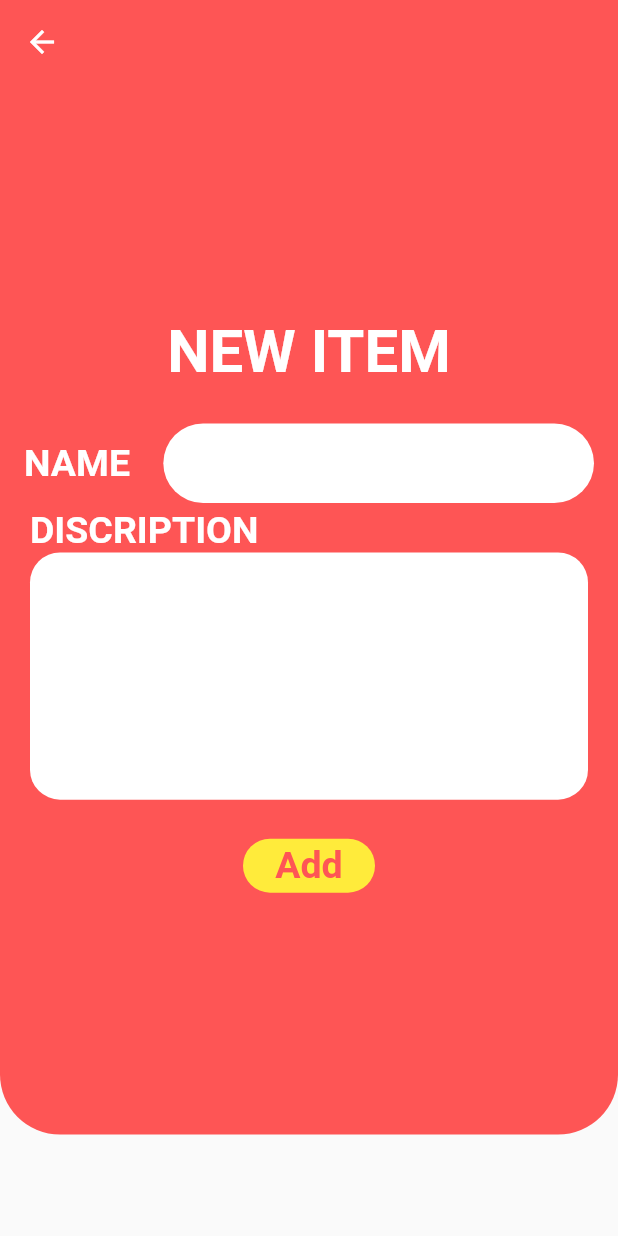
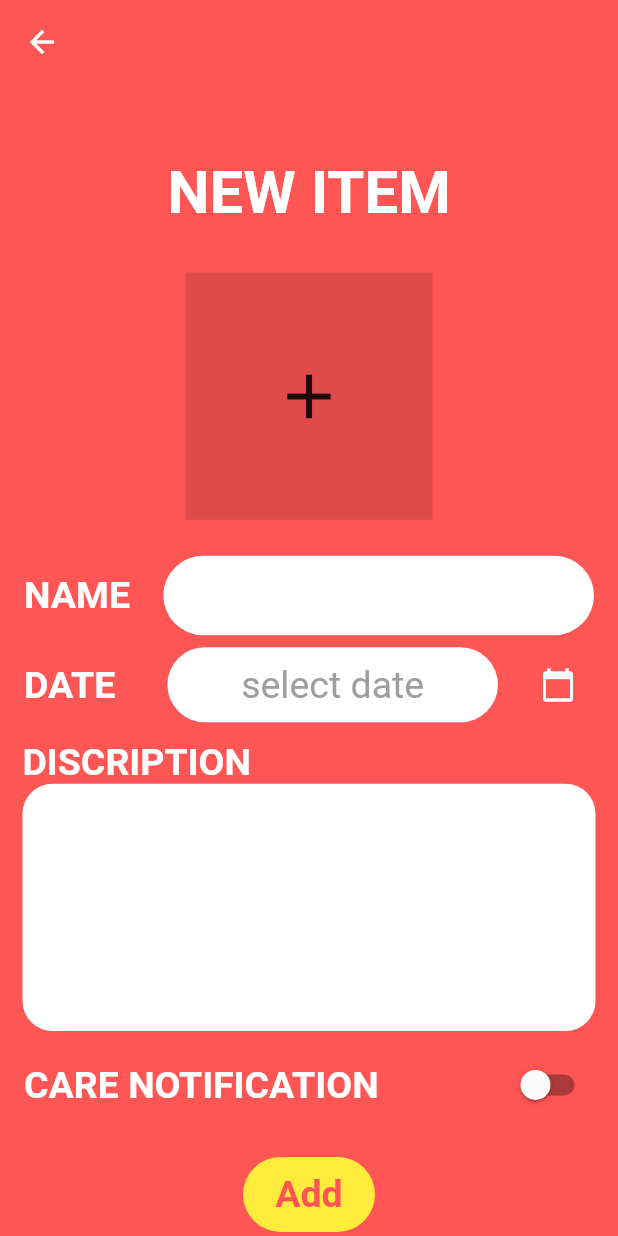
Before and after one commit to Pasitto/Collection-Store-App, a Flutter app: the AdditemScreen screen opened by its route, on a phone screen of 412 x 824 dp. Run offline on Flutter 3.47's test engine with Material 2 defaults, Android fonts, the phone set to English and light mode, and no system bars; our stand-ins replace image_picker.

Commit message:
complete demo form (add Image&Time)

```diff
--- a/lib/data/items.dart
+++ b/lib/data/items.dart
@@ -2,7 +2,6 @@ class Item {
   final String name;
   final String description;
   final int day, month, year;
-  final int score;
   final bool care;
 
   Item({
@@ -11,7 +10,6 @@ class Item {
     this.day,
     this.month,
     this.year,
-    this.score,
     this.care,
   });
 }
--- a/lib/screen/additem.dart
+++ b/lib/screen/additem.dart
@@ -1,4 +1,7 @@
 import 'package:flutter/material.dart';
+import 'package:intl/intl.dart';
+import 'package:image_picker/image_picker.dart';
+import 'dart:io';
 
 class AdditemScreen extends StatefulWidget {
   @override
@@ -6,6 +9,34 @@ class AdditemScreen extends StatefulWidget {
 }
 
 class _AdditemScreenState extends State<AdditemScreen> {
+
+  bool isSwitched = false;
+  DateTime selected;
+  _showDateTimePicker() async {
+    selected = await showDatePicker(
+      context: context,
+      initialDate: DateTime.now(),
+      firstDate: DateTime(1960),
+      lastDate: DateTime.now(),
+    );
+    setState(() {});
+  }
+
+  File _image;
+  final picker = ImagePicker();
+
+  Future getImage() async {
+    final pickedFile = await picker.getImage(source: ImageSource.gallery);
+
+    setState(() {
+      if (pickedFile != null) {
+        _image = File(pickedFile.path);
+      } else {
+        print('No image selected.');
+      }
+    });
+  }
+
   @override
   Widget build(BuildContext context) {
     final size = MediaQuery.of(context).size;
@@ -14,12 +45,13 @@ class _AdditemScreenState extends State<AdditemScreen> {
         backgroundColor: Color(0xFFFE5555),
         elevation: 0,
       ),
-      body: Center(
+      body: SingleChildScrollView(
         child: Column(
           crossAxisAlignment: CrossAxisAlignment.stretch,
           children: <Widget>[
             Container(
-              height: size.height * 0.85,
+              margin: EdgeInsets.only(bottom: 20),
+              height: size.height,
               alignment: Alignment.center,
               decoration: BoxDecoration(
                 color: Color(0xFFFE5555),
@@ -32,15 +64,24 @@ class _AdditemScreenState extends State<AdditemScreen> {
                 mainAxisAlignment: MainAxisAlignment.center,
                 children: <Widget>[
                   Container(
-                    margin: EdgeInsets.symmetric(vertical: 20),
+                    margin: EdgeInsets.symmetric(vertical: 10),
                     child: Text(
                       'New Item'.toUpperCase(),
                       style: TextStyle(color: Colors.white, fontSize: 40, fontWeight: FontWeight.bold),
                     ),
                   ),
-                  //add image
-
-                  //
+                  GestureDetector(
+                    onTap: getImage,
+                    child: Container(
+                      margin: EdgeInsets.all(20),
+                      height: size.height * 0.2,
+                      width: size.height * 0.2,
+                      color: Colors.black12,
+                      child: _image == null
+                      ? Icon(Icons.add, size: 50,)
+                      : Image.file(_image, fit: BoxFit.fill,),
+                    ),
+                  ),
                   ListTile(
                     leading: Text(
                       'Name '.toUpperCase(),
@@ -65,11 +106,39 @@ class _AdditemScreenState extends State<AdditemScreen> {
                       ),
                     )
                   ),
-                  //
-                    //Date
-                  //
+                  ListTile(
+                    leading: Text(
+                      'Date   '.toUpperCase(),
+                      style: TextStyle(color: Colors.white, fontSize: 25, fontWeight: FontWeight.bold),
+                    ),
+                    title: Container(
+                      height: 50,
+                      alignment: Alignment.center,
+                      padding: EdgeInsets.symmetric(horizontal: 20),
+                      decoration: BoxDecoration(
+                        color: Colors.white,
+                        border: Border(),
+                        borderRadius: BorderRadius.all(Radius.circular(30))
+                      ),
+                        child:Text(
+                        selected == null? 'select date':
+                        DateFormat.yMMMd().format(selected),
+                        style: TextStyle(
+                          fontSize: 25,
+                          color: selected == null? Colors.grey:Colors.black,
+                        ),
+                      ),
+                    ),
+                    trailing: IconButton(
+                      icon: Icon(
+                        Icons.calendar_today,
+                        color: Colors.white,
+                      ),
+                      onPressed: () => _showDateTimePicker(),
+                    ),
+                  ),
                   Container(
-                    margin: EdgeInsets.symmetric(horizontal: 20),
+                    margin: EdgeInsets.symmetric(horizontal: 15, vertical: 8),
                     child: Column(
                       crossAxisAlignment: CrossAxisAlignment.start,
                       children: <Widget>[
@@ -100,10 +169,25 @@ class _AdditemScreenState extends State<AdditemScreen> {
                       ]
                     ),
                   ),
-                  //
-                    //Care? choice
-                  //
+                  ListTile(
+                    leading: Text(
+                      'Care Notification'.toUpperCase(),
+                      style: TextStyle(color: Colors.white, fontSize: 25, fontWeight: FontWeight.bold),
+                    ),
+                    trailing: Switch(
+                      value: isSwitched,
+                      onChanged: (value){
+                        setState(() {
+                          isSwitched=value;
+                          //print(isSwitched);
+                        });
+                      },
+                      activeTrackColor: Colors.yellowAccent,
+                      activeColor: Colors.yellow,
+                    ),
+                  ),
                   Container(
+                    height: 50,
                     margin: EdgeInsets.symmetric(vertical: 20),
                     child: FlatButton(
                       //disabledColor: Colors.yellow,
--- a/lib/screen/itemdetail.dart
+++ b/lib/screen/itemdetail.dart
@@ -50,7 +50,6 @@ class _DetailScreenState extends State<DetailScreen> {
                           mainAxisAlignment: MainAxisAlignment.start,
                           crossAxisAlignment: CrossAxisAlignment.start,
                           children: <Widget>[
-                            Text('Score'),
                             Text(
                               'Name',
                               style: Theme.of(context)
--- a/pubspec.yaml
+++ b/pubspec.yaml
@@ -24,6 +24,8 @@ dependencies:
   flutter:
     sdk: flutter
 
+  intl: ^0.16.1
+  image_picker: ^0.6.7+12
   #google fonts
   #google_fonts: ^1.0.0
 
```
Also changed, not shown: lib/screen/addcollection.dart (+31 -3 lines), pubspec.lock, 1 other file.
